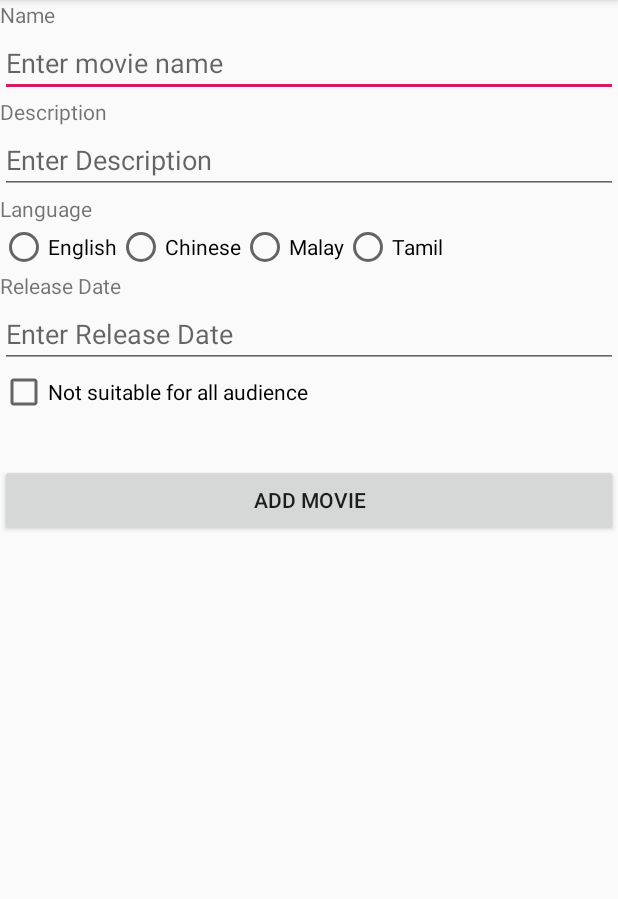
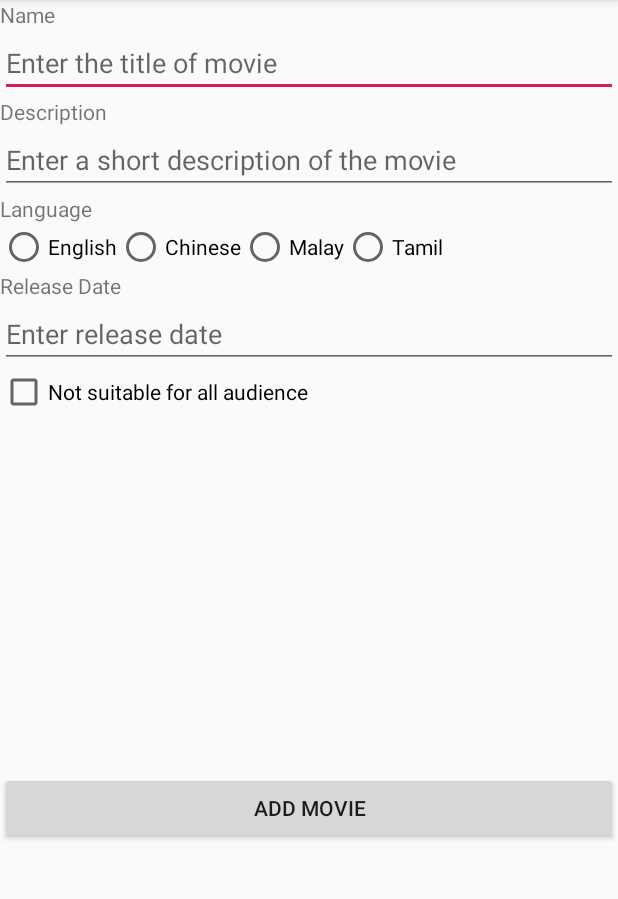
Before and after one commit to 170194A-NYP/MovieRater, an Android app: the screen it shows after launch (MainActivity), on a phone screen of 412 x 824 dp, the part 84-983 px from its top. Run offline under Robolectric (Android 15) with nearby library versions, the phone set to English and light mode, and no system bars.

```diff
--- a/app/src/main/res/layout/activity_main.xml
+++ b/app/src/main/res/layout/activity_main.xml
@@ -26,7 +26,7 @@
               android:text="@string/tvLanguage"/>
 
     <RadioGroup android:layout_width="match_parent" android:layout_height="wrap_content"
-                android:orientation="horizontal">
+                android:orientation="horizontal" android:id="@+id/rgLanguage">
         <RadioButton android:layout_width="wrap_content" android:layout_height="wrap_content"
                      android:text="@string/rbtnEnglish"/>
         <RadioButton android:layout_width="wrap_content" android:layout_height="wrap_content"
@@ -39,14 +39,17 @@
 
     <TextView android:layout_width="wrap_content" android:layout_height="wrap_content" android:text="@string/tvReleaseDate"/>
 
-    <EditText android:layout_width="match_parent" android:layout_height="wrap_content" android:hint="@string/etReleaseDate"/>
+    <EditText android:layout_width="match_parent" android:layout_height="wrap_content" android:hint="@string/etReleaseDate" android:id="@+id/etReleaseDate"/>
 
-    <CheckBox android:layout_width="wrap_content" android:layout_height="wrap_content" android:text="@string/chkbxNotSuitable" android:onClick="showTextBox" android:id="@+id/chkbxSuitable"/>
+    <CheckBox android:layout_width="wrap_content" android:layout_height="wrap_content" android:text="@string/chkbxNotSuitable" android:id="@+id/chkbxSuitable"/>
 
     <LinearLayout android:layout_width="match_parent" android:layout_height="wrap_content" android:orientation="horizontal" android:weightSum="1" android:visibility="invisible" android:id="@+id/llotherBoxes">
-        <CheckBox android:layout_width="wrap_content" android:layout_height="wrap_content" android:text="@string/chkbxViolence" android:layout_weight="0.5"/>
-        <CheckBox android:layout_width="wrap_content" android:layout_height="wrap_content" android:layout_weight="0.5" android:text="@string/chkbxLanguageUsed"/>
+        <CheckBox android:layout_width="wrap_content" android:layout_height="wrap_content" android:text="@string/chkbxViolence" android:layout_weight="0.5" android:id="@+id/chkbxLanguage_Used"/>
+        <CheckBox android:layout_width="wrap_content" android:layout_height="wrap_content" android:layout_weight="0.5" android:text="@string/chkbxLanguageUsed" android:id="@+id/chkbxViolence_Used"/>
     </LinearLayout>
 
-    <Button android:layout_width="match_parent" android:layout_height="wrap_content" android:text="@string/btnAddMovie" android:onClick="validateForm"/>
+    <RelativeLayout android:layout_width="match_parent" android:layout_height="match_parent">
+        <Button android:layout_width="match_parent" android:layout_height="wrap_content" android:text="@string/btnAddMovie" android:onClick="validateForm" android:layout_centerInParent="true"/>
+    </RelativeLayout>
+
 </LinearLayout>
--- a/app/src/main/res/values/strings.xml
+++ b/app/src/main/res/values/strings.xml
@@ -1,16 +1,16 @@
 <resources>
     <string name="app_name">MovieRater</string>
     <string name="tvName">Name</string>
-    <string name="etMovieName">Enter movie name</string>
+    <string name="etMovieName">Enter the title of movie</string>
     <string name="tvDescription">Description</string>
-    <string name="etDescription">Enter Description</string>
+    <string name="etDescription">Enter a short description of the movie</string>
     <string name="tvLanguage">Language</string>
     <string name="rbtnEnglish">English</string>
     <string name="rbtnChinese">Chinese</string>
     <string name="rbtnMalay">Malay</string>
     <string name="rbtnTamil">Tamil</string>
     <string name="tvReleaseDate">Release Date</string>
-    <string name="etReleaseDate">Enter Release Date</string>
+    <string name="etReleaseDate">Enter release date</string>
     <string name="chkbxNotSuitable">Not suitable for all audience</string>
     <string name="chkbxViolence">Violence</string>
     <string name="chkbxLanguageUsed">Language used</string>
```
Also changed, not shown: app/src/main/java/a170194a/nyp/movierater/MainActivity.kt (+44 -8 lines).
